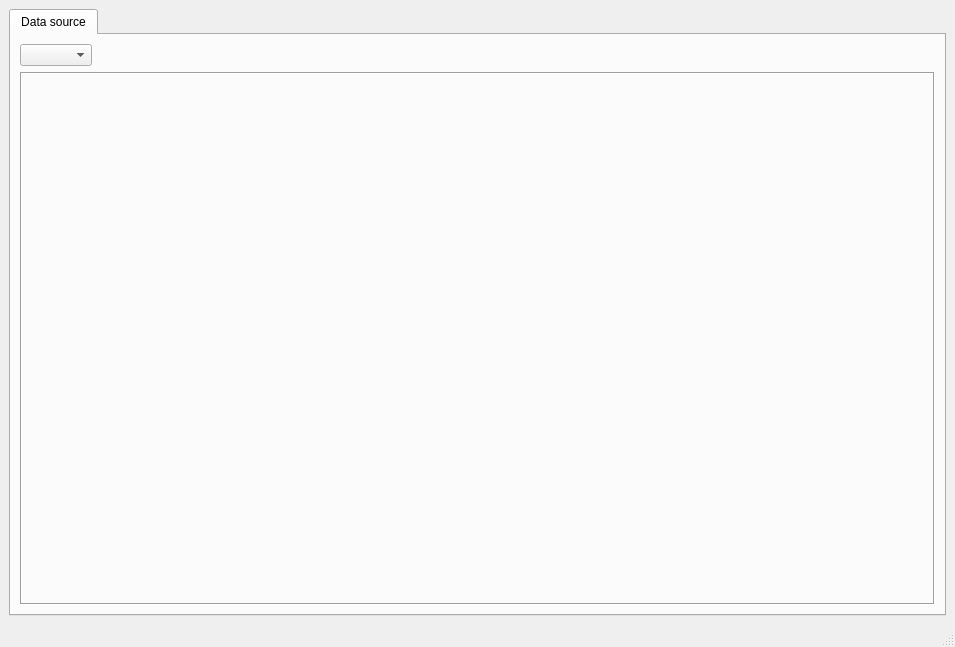
Qt form src/resources/ui/mainwindow.ui (Nobatek/simuplot) before a commit.
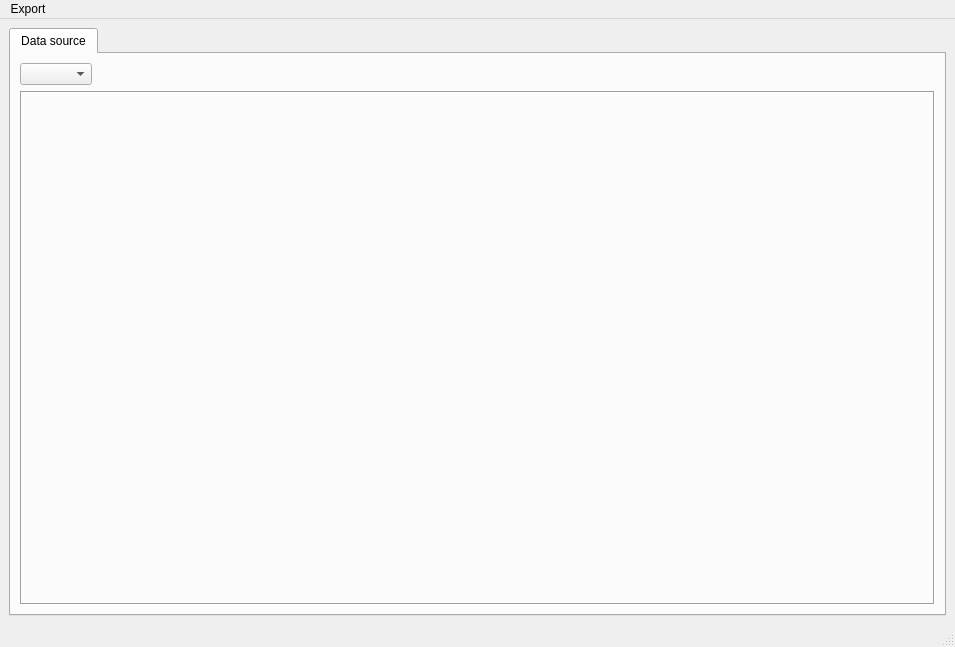
The same form after that commit.

Commit message: Add "Export plot to clipboard" menu action

What changed in the file:
```diff
--- a/src/resources/ui/mainwindow.ui
+++ b/src/resources/ui/mainwindow.ui
@@ -65,9 +65,16 @@
      <x>0</x>
      <y>0</y>
      <width>955</width>
-     <height>20</height>
+     <height>19</height>
     </rect>
    </property>
+   <widget class="QMenu" name="menuExport">
+    <property name="title">
+     <string>Export</string>
+    </property>
+    <addaction name="actionCopyPlotToClipboard"/>
+   </widget>
+   <addaction name="menuExport"/>
   </widget>
   <widget class="QStatusBar" name="statusbar"/>
  </widget>
```
Left out of the diff: 5 changed lines with no effect on the pictures. The commit also changes 3 other files.
